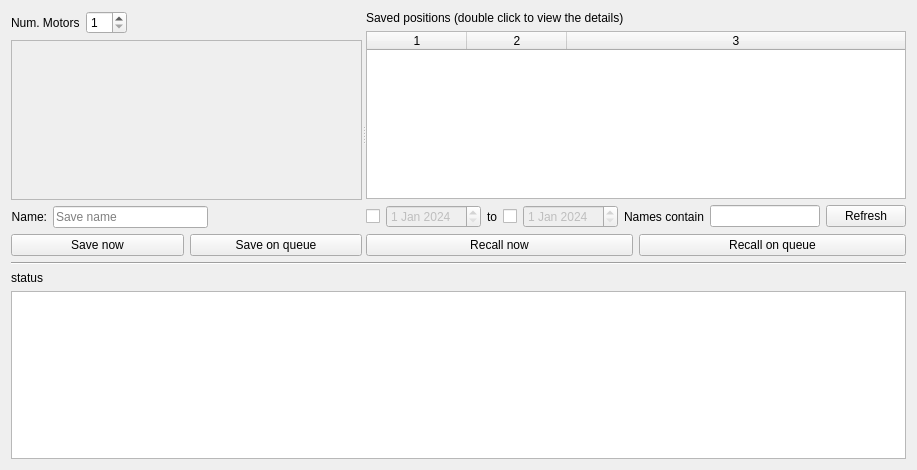
Before: the Qt Designer form src/firefly/plans/save_motor_window.ui in spc-group/haven, drawn with Qt 5.
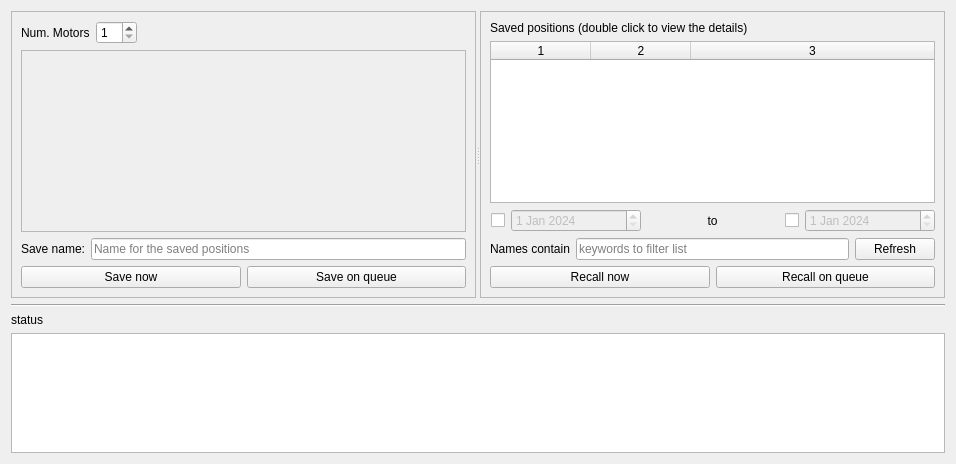
After: the same form once the commit is applied. Custom widgets are drawn as their Qt base class.

Commit message: added frames and changed tableWidget to single selection

```diff
--- a/src/firefly/plans/save_motor_window.ui
+++ b/src/firefly/plans/save_motor_window.ui
@@ -6,8 +6,8 @@
    <rect>
     <x>0</x>
     <y>0</y>
-    <width>917</width>
-    <height>470</height>
+    <width>956</width>
+    <height>464</height>
    </rect>
   </property>
   <property name="windowTitle">
@@ -19,10 +19,20 @@
      <property name="orientation">
       <enum>Qt::Horizontal</enum>
      </property>
-     <widget class="QWidget" name="verticalLayoutWidget_4">
-      <layout class="QVBoxLayout" name="verticalLayout_7">
+     <widget class="QSplitter" name="splitter_2">
+      <property name="orientation">
+       <enum>Qt::Horizontal</enum>
+      </property>
+      <widget class="QFrame" name="frame">
+       <property name="frameShape">
+        <enum>QFrame::StyledPanel</enum>
+       </property>
+       <property name="frameShadow">
+        <enum>QFrame::Raised</enum>
+       </property>
+       <layout class="QVBoxLayout" name="verticalLayout">
        <item>
-        <layout class="QHBoxLayout" name="horizontalLayout_3">
+         <layout class="QHBoxLayout" name="horizontalLayout_5">
          <item>
           <widget class="QLabel" name="num_motor_label_4">
            <property name="sizePolicy">
@@ -77,9 +87,7 @@
         </layout>
        </item>
        <item>
-        <layout class="QVBoxLayout" name="verticalLayout_8">
-         <item>
-          <widget class="QScrollArea" name="scrollArea_2">
+         <widget class="QScrollArea" name="scrollArea_3">
            <property name="sizePolicy">
             <sizepolicy hsizetype="MinimumExpanding" vsizetype="Expanding">
              <horstretch>0</horstretch>
@@ -88,23 +96,23 @@
            </property>
            <property name="minimumSize">
             <size>
-             <width>350</width>
+            <width>300</width>
              <height>0</height>
             </size>
            </property>
            <property name="widgetResizable">
             <bool>true</bool>
            </property>
-           <widget class="QWidget" name="scrollAreaWidgetContents_2">
+          <widget class="QWidget" name="scrollAreaWidgetContents_4">
             <property name="geometry">
              <rect>
               <x>0</x>
               <y>0</y>
-              <width>402</width>
-              <height>153</height>
-             </rect>
-            </property>
-            <layout class="QVBoxLayout" name="verticalLayout_9">
+             <width>485</width>
+             <height>181</height>
+            </rect>
+           </property>
+           <layout class="QVBoxLayout" name="verticalLayout_13">
              <item>
               <layout class="QVBoxLayout" name="title_layout">
                <property name="topMargin">
@@ -143,11 +151,11 @@
           </widget>
          </item>
          <item>
-          <layout class="QHBoxLayout" name="horizontalLayout_7">
+         <layout class="QHBoxLayout" name="horizontalLayout_8">
            <item>
-            <widget class="QLabel" name="label_4">
+           <widget class="QLabel" name="label_5">
              <property name="text">
-              <string>Name:</string>
+             <string>Save name:</string>
              </property>
              <property name="alignment">
               <set>Qt::AlignRight|Qt::AlignTrailing|Qt::AlignVCenter</set>
@@ -160,27 +168,14 @@
               <string>Type a name for this position configurations</string>
              </property>
              <property name="placeholderText">
-              <string>Save name</string>
+             <string>Name for the saved positions</string>
              </property>
             </widget>
            </item>
-           <item>
-            <spacer name="buttons_spacer_4">
-             <property name="orientation">
-              <enum>Qt::Horizontal</enum>
-             </property>
-             <property name="sizeHint" stdset="0">
-              <size>
-               <width>40</width>
-               <height>20</height>
-              </size>
-             </property>
-            </spacer>
-           </item>
           </layout>
          </item>
          <item>
-          <layout class="QHBoxLayout" name="horizontalLayout_2">
+         <layout class="QHBoxLayout" name="horizontalLayout_6">
            <item>
             <widget class="QueueButton" name="run_now_button">
              <property name="enabled">
@@ -204,9 +199,20 @@
           </layout>
          </item>
         </layout>
-       </item>
-      </layout>
-     </widget>
+      </widget>
+      <widget class="QFrame" name="frame_2">
+       <property name="frameShape">
+        <enum>QFrame::StyledPanel</enum>
+       </property>
+       <property name="frameShadow">
+        <enum>QFrame::Raised</enum>
+       </property>
+       <layout class="QVBoxLayout" name="verticalLayout_3">
+        <item>
+         <widget class="QSplitter" name="splitter_3">
+          <property name="orientation">
+           <enum>Qt::Horizontal</enum>
+          </property>
      <widget class="QWidget" name="verticalLayoutWidget_5">
       <layout class="QVBoxLayout" name="verticalLayout_10">
        <item>
@@ -227,11 +233,17 @@
          <item>
           <widget class="QTableWidget" name="saved_positions_tableWidget">
            <property name="sizePolicy">
-            <sizepolicy hsizetype="Expanding" vsizetype="Expanding">
+                 <sizepolicy hsizetype="Preferred" vsizetype="Expanding">
              <horstretch>0</horstretch>
              <verstretch>0</verstretch>
             </sizepolicy>
            </property>
+                <property name="minimumSize">
+                 <size>
+                  <width>300</width>
+                  <height>0</height>
+                 </size>
+                </property>
            <property name="maximumSize">
             <size>
              <width>50000</width>
@@ -271,11 +283,17 @@
           </widget>
          </item>
          <item>
-          <layout class="QHBoxLayout" name="horizontalLayout_8">
-           <item>
             <layout class="QHBoxLayout" name="horizontalLayout_9">
              <item>
+                 <layout class="QHBoxLayout" name="horizontalLayout_10">
+                  <item>
               <widget class="QCheckBox" name="checkBox_start">
+                    <property name="maximumSize">
+                     <size>
+                      <width>15</width>
+                      <height>16777215</height>
+                     </size>
+                    </property>
                <property name="layoutDirection">
                 <enum>Qt::RightToLeft</enum>
                </property>
@@ -322,6 +340,12 @@
              </item>
              <item>
               <widget class="QCheckBox" name="checkBox_stop">
+                    <property name="maximumSize">
+                     <size>
+                      <width>15</width>
+                      <height>16777215</height>
+                     </size>
+                    </property>
                <property name="layoutDirection">
                 <enum>Qt::RightToLeft</enum>
                </property>
@@ -349,15 +373,23 @@
              </item>
             </layout>
            </item>
+               </layout>
+              </item>
            <item>
-            <widget class="QLabel" name="label_10">
+               <layout class="QHBoxLayout" name="horizontalLayout_11">
+                <item>
+                 <widget class="QLabel" name="label_12">
              <property name="text">
               <string>Names contain</string>
              </property>
             </widget>
            </item>
            <item>
-            <widget class="QLineEdit" name="lineEdit_filter_names"/>
+                 <widget class="QLineEdit" name="lineEdit_filter_names">
+                  <property name="placeholderText">
+                   <string>keywords to filter list</string>
+                  </property>
+                 </widget>
            </item>
            <item>
             <widget class="QPushButton" name="refresh_button">
@@ -401,6 +433,11 @@
      </widget>
     </widget>
    </item>
+       </layout>
+      </widget>
+     </widget>
+    </widget>
+   </item>
    <item>
     <widget class="Line" name="line_9">
      <property name="orientation">
@@ -411,7 +448,7 @@
    <item>
     <widget class="QLabel" name="num_motor_label">
      <property name="sizePolicy">
-      <sizepolicy hsizetype="Fixed" vsizetype="Preferred">
+      <sizepolicy hsizetype="Fixed" vsizetype="Fixed">
        <horstretch>0</horstretch>
        <verstretch>0</verstretch>
       </sizepolicy>
@@ -441,7 +478,7 @@
      <property name="maximumSize">
       <size>
        <width>16777215</width>
-       <height>500</height>
+       <height>150</height>
       </size>
      </property>
     </widget>
```
Left out of the diff: 29 changed lines with no effect on the pictures. Lines whose indentation alone changed are shown as unchanged. The commit also changes 1 other file.
